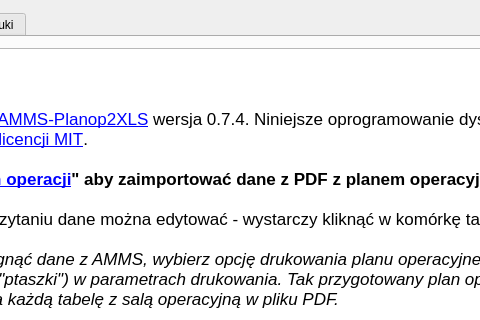
mpasternak/amms-planop2xls, file amms_planop2xls/mainwindow.ui: the form before one commit; both pictures show x 264 to 744 and y 0 to 320 of the 914 by 676 pixel window.
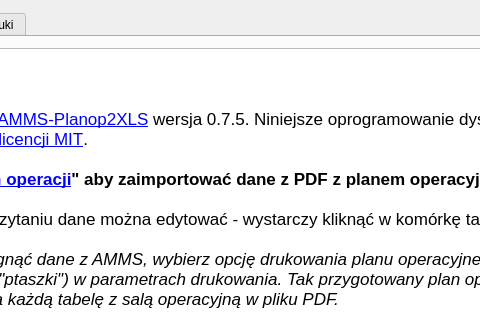
The form after the commit. The open tabs and pages were chosen to show the change. Icons and pictures are not drawn.

```diff
--- a/amms_planop2xls/mainwindow.ui
+++ b/amms_planop2xls/mainwindow.ui
@@ -40,7 +40,7 @@
 &lt;/style&gt;&lt;/head&gt;&lt;body style=&quot; font-family:'.SF NS Text'; font-size:13pt; font-weight:400; font-style:normal;&quot;&gt;
 &lt;p style=&quot; margin-top:0px; margin-bottom:0px; margin-left:0px; margin-right:0px; -qt-block-indent:0; text-indent:0px;&quot;&gt;&lt;span style=&quot; font-size:18pt; font-weight:600;&quot;&gt;Instrukcja obsługi&lt;/span&gt;&lt;/p&gt;
 &lt;p style=&quot;-qt-paragraph-type:empty; margin-top:0px; margin-bottom:0px; margin-left:0px; margin-right:0px; -qt-block-indent:0; text-indent:0px; font-size:18pt; font-weight:600;&quot;&gt;&lt;br /&gt;&lt;/p&gt;
-&lt;p style=&quot; margin-top:0px; margin-bottom:0px; margin-left:0px; margin-right:0px; -qt-block-indent:0; text-indent:0px;&quot;&gt;Korzystasz z oprogramowania &lt;a href=&quot;https://github.com/mpasternak/amms-planop2xls&quot;&gt;&lt;span style=&quot; text-decoration: underline; color:#0000ff;&quot;&gt;AMMS-Planop2XLS&lt;/span&gt;&lt;/a&gt; wersja 0.7.4. Niniejsze oprogramowanie dystrybuowane jest na zasadach &lt;a href=&quot;https://pl.wikipedia.org/wiki/Licencja_MIT&quot;&gt;&lt;span style=&quot; text-decoration: underline; color:#0000ff;&quot;&gt;otwartoźródłowej licencji MIT&lt;/span&gt;&lt;/a&gt;. &lt;/p&gt;
+&lt;p style=&quot; margin-top:0px; margin-bottom:0px; margin-left:0px; margin-right:0px; -qt-block-indent:0; text-indent:0px;&quot;&gt;Korzystasz z oprogramowania &lt;a href=&quot;https://github.com/mpasternak/amms-planop2xls&quot;&gt;&lt;span style=&quot; text-decoration: underline; color:#0000ff;&quot;&gt;AMMS-Planop2XLS&lt;/span&gt;&lt;/a&gt; wersja 0.7.5. Niniejsze oprogramowanie dystrybuowane jest na zasadach &lt;a href=&quot;https://pl.wikipedia.org/wiki/Licencja_MIT&quot;&gt;&lt;span style=&quot; text-decoration: underline; color:#0000ff;&quot;&gt;otwartoźródłowej licencji MIT&lt;/span&gt;&lt;/a&gt;. &lt;/p&gt;
 &lt;p style=&quot;-qt-paragraph-type:empty; margin-top:0px; margin-bottom:0px; margin-left:0px; margin-right:0px; -qt-block-indent:0; text-indent:0px;&quot;&gt;&lt;br /&gt;&lt;/p&gt;
 &lt;p style=&quot; margin-top:0px; margin-bottom:0px; margin-left:0px; margin-right:0px; -qt-block-indent:0; text-indent:0px;&quot;&gt;&lt;span style=&quot; font-weight:600;&quot;&gt;1. Skorzystaj z zakładki &amp;quot;&lt;/span&gt;&lt;a href=&quot;tab://1&quot;&gt;&lt;span style=&quot; font-weight:600; text-decoration: underline; color:#0000ff;&quot;&gt;Plan operacji&lt;/span&gt;&lt;/a&gt;&lt;span style=&quot; font-weight:600;&quot;&gt;&amp;quot; aby zaimportować dane z PDF z planem operacyjnym. &lt;/span&gt;&lt;/p&gt;
 &lt;p style=&quot;-qt-paragraph-type:empty; margin-top:0px; margin-bottom:0px; margin-left:0px; margin-right:0px; -qt-block-indent:0; text-indent:0px; font-weight:600;&quot;&gt;&lt;br /&gt;&lt;/p&gt;
```
